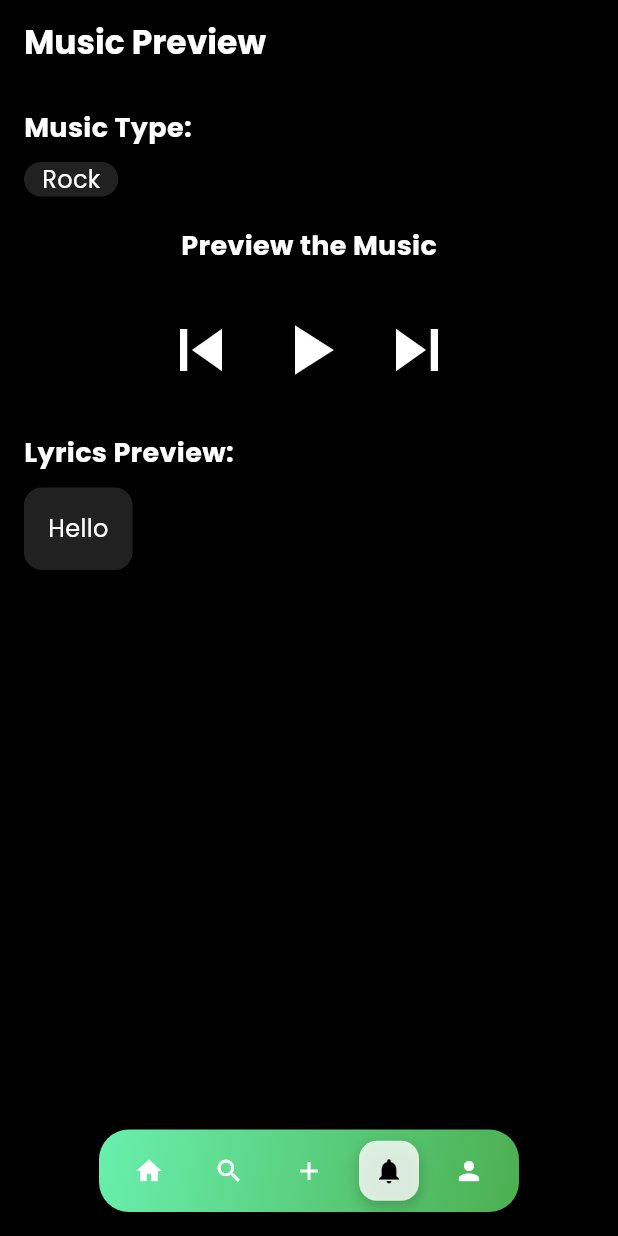
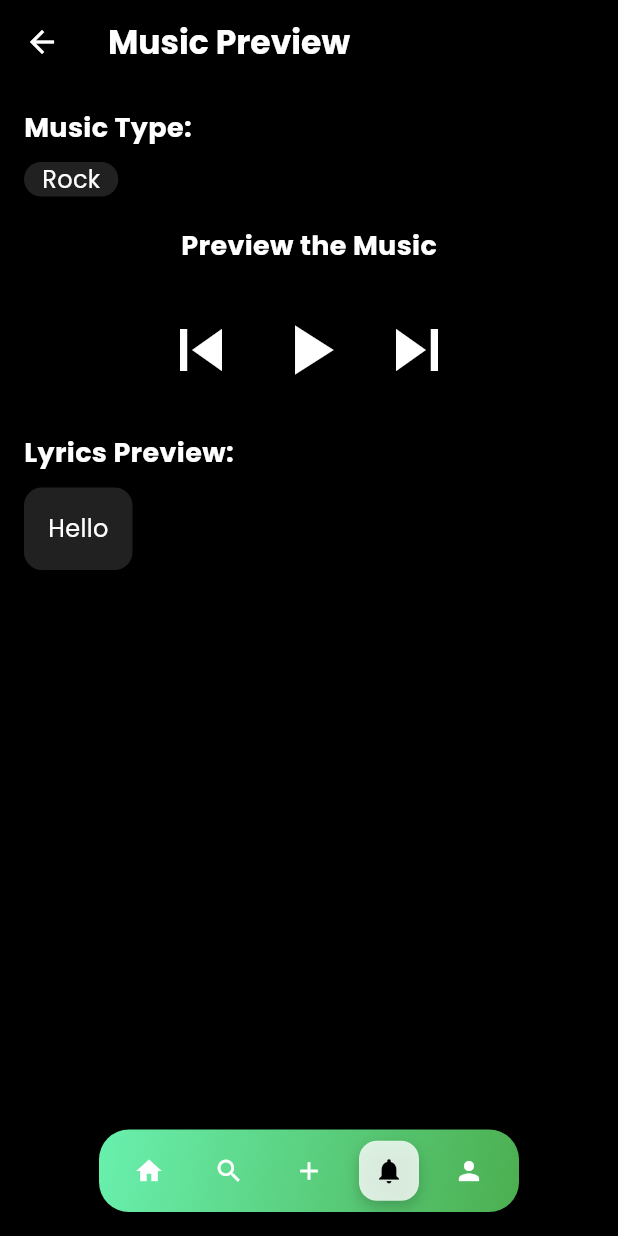
Before and after one commit to HarpreetSinghjhiwant/music_level, a Flutter app: the screen it shows after launch, item 4 of the bottom bar chosen, on a phone screen of 412 x 824 dp. Run offline on Flutter 3.47's test engine with Material 3 defaults, Android fonts, the phone set to English and light mode, and no system bars; our stand-ins replace appwrite, audioplayers, flutter_dotenv, google_fonts, google_generative_ai, google_sign_in and 1 more; missing offline and left inert: control_style.

Commit message:
added back button functionality to music preview page

```diff
--- a/lib/pages/music_preview_page.dart
+++ b/lib/pages/music_preview_page.dart
@@ -87,6 +87,12 @@ void _playPauseMusic() async {
             color: Colors.white,
             fontWeight: FontWeight.bold,
           ),
+        ),
+        leading: IconButton(
+          icon: Icon(Icons.arrow_back, color: Colors.white),
+          onPressed: () {
+            Navigator.of(context).pop();
+          },
         ),
         backgroundColor: Colors.black,
         elevation: 0,
```
Also changed, not shown: lib/pages/generate_page.dart (+0 -14 lines).
